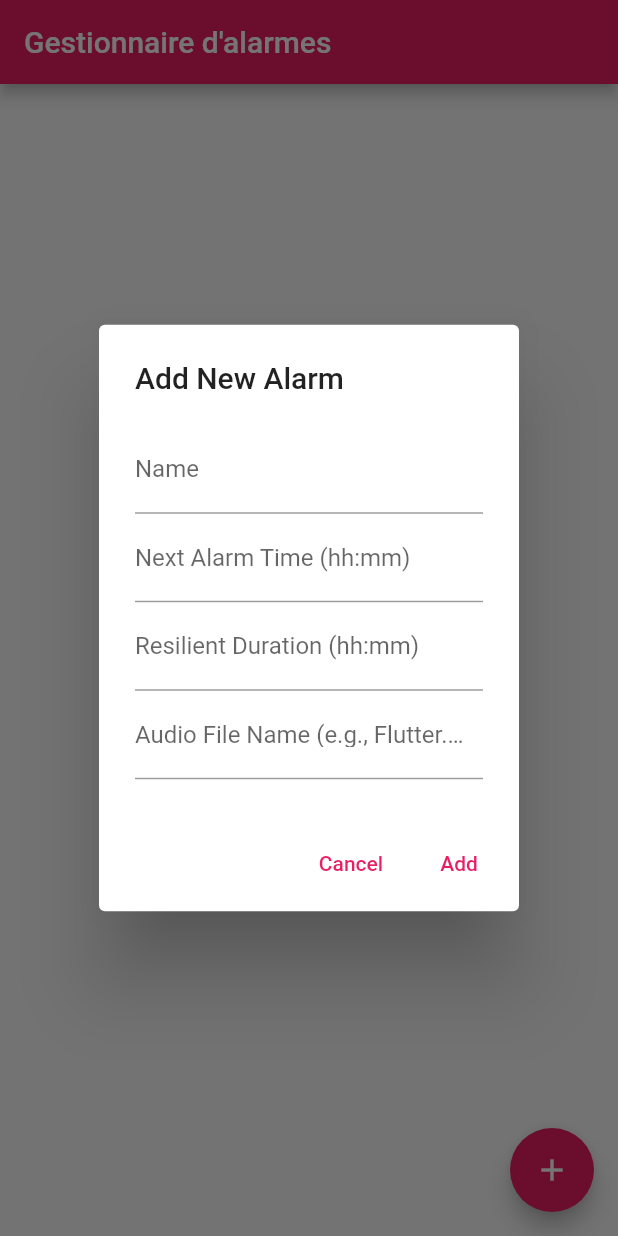
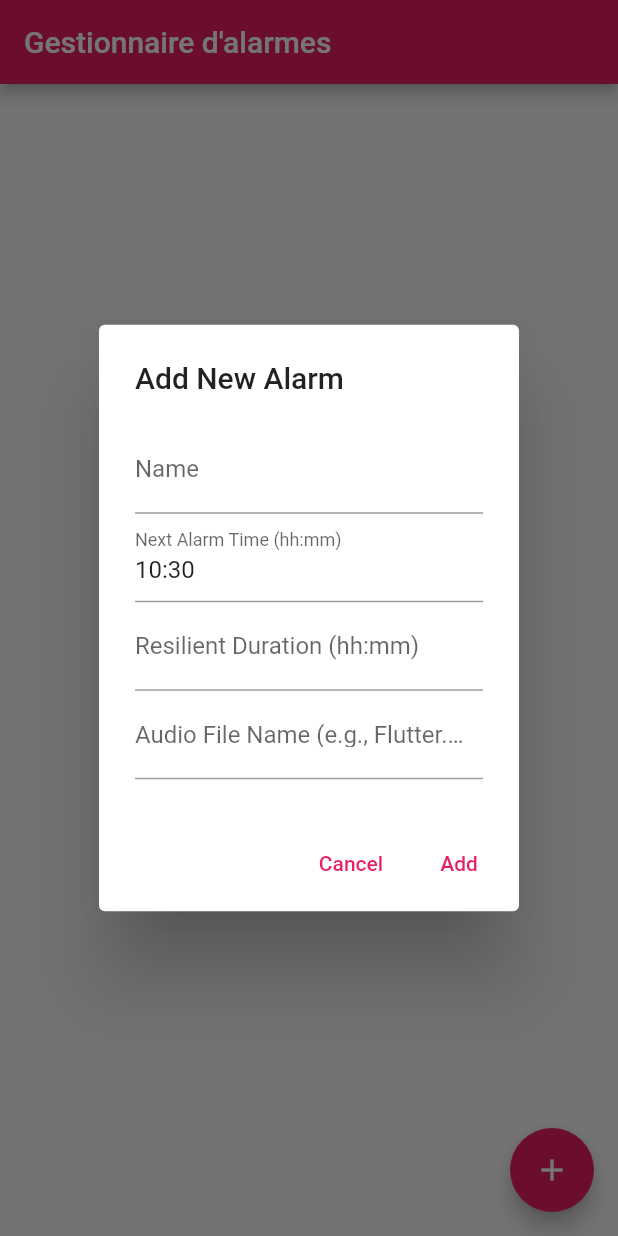
Before and after one commit to Archanciel/alarm_cycle, a Flutter app: the AlarmPage screen opened directly, after a tap on the "add" icon, on a phone screen of 412 x 824 dp. Run offline on Flutter 3.47's test engine with Material 2 defaults, Android fonts, the phone set to English and light mode, and no system bars; our stand-ins replace audioplayers, flutter_local_notifications, permission_handler; missing offline and left inert: android_alarm_manager_plus.

Commit message:
works on emulator

```diff
--- a/lib/chatgpt_timer_alarm_mvvm_main.dart
+++ b/lib/chatgpt_timer_alarm_mvvm_main.dart
@@ -223,11 +223,10 @@ class AlarmViewModel with ChangeNotifier {
   }
 
   addAlarm(Alarm alarm) {
-    // alarm.audioFilePath = 'assets${path.separator}audio${path.separator}${alarm.audioFilePath}';
-
     // Since the user entered the audio file name only, we need to add
-    // the path to the assets folder
-    alarm.audioFilePath = 'audio${path.separator}${alarm.audioFilePath}';
+    // the path to the assets folder. Path separator must be / and not \
+    // since the assets/audio path is defined in the pubspec.yaml file.
+    alarm.audioFilePath = 'audio/${alarm.audioFilePath}';
     alarms.add(alarm);
     _saveAlarms();
 
@@ -299,11 +298,6 @@ class _AlarmPageState extends State<AlarmPage> {
     super.initState();
   }
 
-  /// Requires adding the lines below to the main and debug AndroidManifest.xml
-  /// files in order to work on S20 - Android 13 !
-  ///     <uses-permission android:name="android.permission.READ_MEDIA_IMAGES"/>
-  ///     <uses-permission android:name="android.permission.READ_MEDIA_VIDEO"/>
-  ///     <uses-permission android:name="android.permission.READ_MEDIA_AUDIO"/>
   void requestMultiplePermissions() async {
     Map<Permission, PermissionStatus> statuses = await [
       Permission.storage,
@@ -330,7 +324,8 @@ class _AlarmPageState extends State<AlarmPage> {
       // Vous pouvez désactiver les fonctionnalités correspondantes dans
       // votre application ou montrer une alerte à l'utilisateur.
     } else {
-      // Toutes les permissions ont été accordées, vous pouvez continuer avec vos fonctionnalités.
+      // Toutes les permissions ont été accordées, vous pouvez continuer avec
+      // vos fonctionnalités.
     }
   }
 
@@ -345,7 +340,8 @@ class _AlarmPageState extends State<AlarmPage> {
             final alarm = viewModel.alarms[index];
             return ListTile(
               title: Text(alarm.name),
-              subtitle: Text('Prochaine alarme: ${alarm.nextAlarmTime}'),
+              subtitle: Text(
+                  'Prochaine alarme: ${DateTimeParser.frenchDateTimeFormat.format(alarm.nextAlarmTime)}'),
               trailing: IconButton(
                 icon: const Icon(Icons.delete),
                 onPressed: () => viewModel.deleteAlarm(index),
@@ -373,8 +369,10 @@ class _AlarmPageState extends State<AlarmPage> {
 
   Future<Alarm?> _showAddAlarmDialog(BuildContext context) async {
     TextEditingController nameController = TextEditingController();
-    TextEditingController timeController =
-        TextEditingController(); // For simplicity, you can use "hh:mm" format
+    TextEditingController timeController = TextEditingController(
+        text: DateTimeParser.HHmmDateTimeFormat.format(
+            DateTimeParser.truncateDateTimeToMinute(
+                DateTime.now()))); // For simplicity, you can use "hh:mm" format
     TextEditingController durationController =
         TextEditingController(); // Again, use "hh:mm" format
     TextEditingController audioFileController = TextEditingController();
```
Also changed, not shown: 1 other file.
